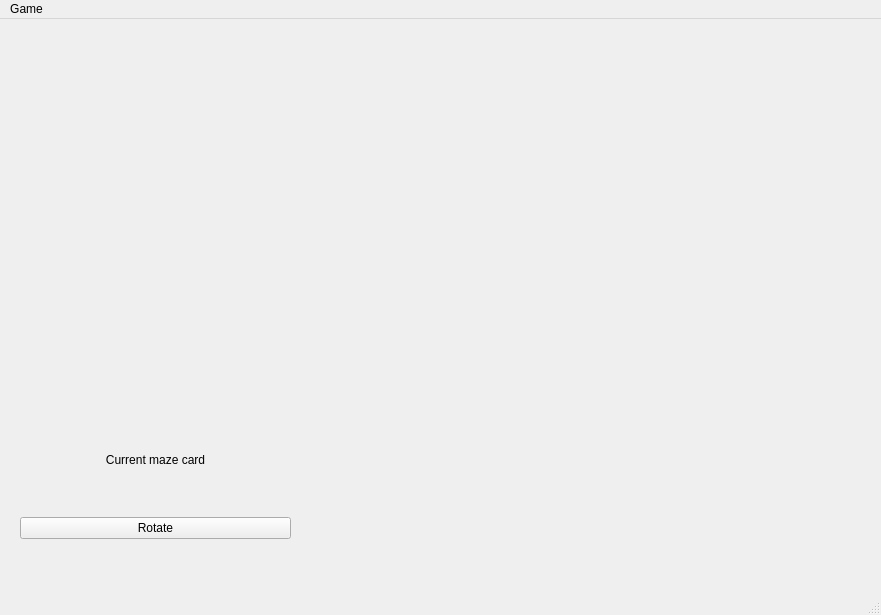
Qt form core/view/gui/GameWindow.ui (Antho1605/Labyrinth) before a commit.
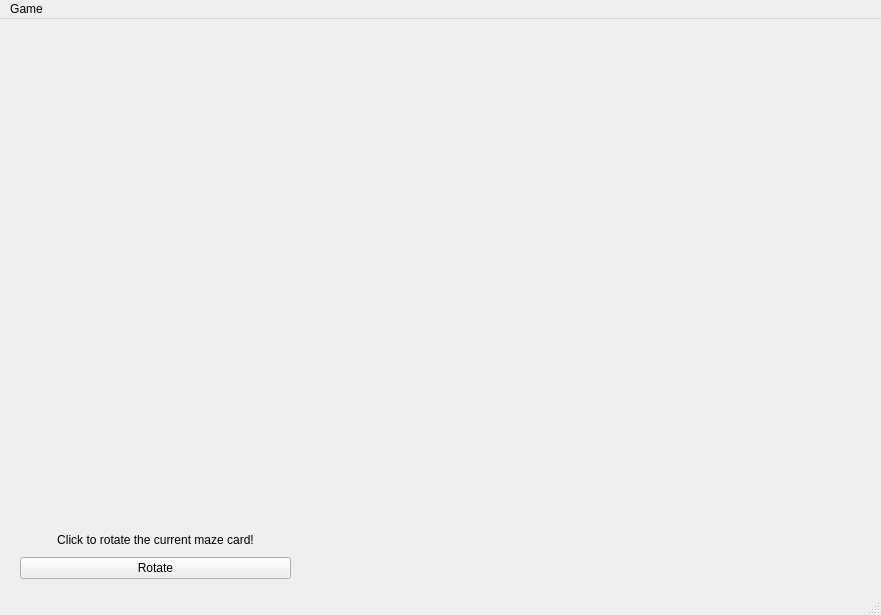
The same form after that commit.

Commit message: Fixed the issue with the current card issue

Patch:
```diff
--- a/core/view/gui/GameWindow.ui
+++ b/core/view/gui/GameWindow.ui
@@ -54,9 +54,9 @@
     <property name="geometry">
      <rect>
       <x>20</x>
-      <y>390</y>
+      <y>510</y>
       <width>271</width>
-      <height>171</height>
+      <height>51</height>
      </rect>
     </property>
     <layout class="QVBoxLayout" name="verticalLayout">
@@ -81,20 +81,13 @@
         </size>
        </property>
        <property name="text">
-        <string>Current maze card</string>
+        <string>Click to rotate the current maze card!</string>
        </property>
        <property name="alignment">
         <set>Qt::AlignCenter</set>
        </property>
       </widget>
      </item>
-     <item>
-      <layout class="QVBoxLayout" name="currentMazeCard">
-       <property name="sizeConstraint">
-        <enum>QLayout::SetNoConstraint</enum>
-       </property>
-      </layout>
-     </item>
      <item>
       <widget class="QPushButton" name="rotate">
        <property name="text">
@@ -104,6 +97,17 @@
      </item>
     </layout>
    </widget>
+   <widget class="QWidget" name="verticalLayoutWidget_2">
+    <property name="geometry">
+     <rect>
+      <x>110</x>
+      <y>410</y>
+      <width>91</width>
+      <height>80</height>
+     </rect>
+    </property>
+    <layout class="QVBoxLayout" name="currentMazeCard"/>
+   </widget>
   </widget>
   <widget class="QMenuBar" name="menubar">
    <property name="geometry">
```
The commit also changes 4 other files.
